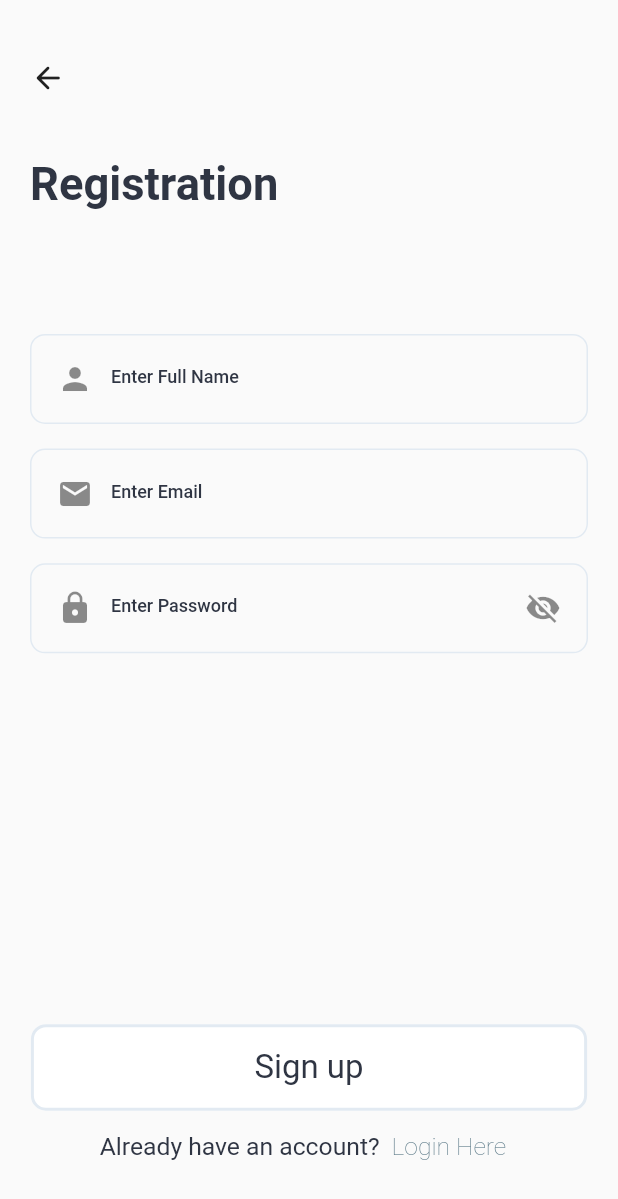
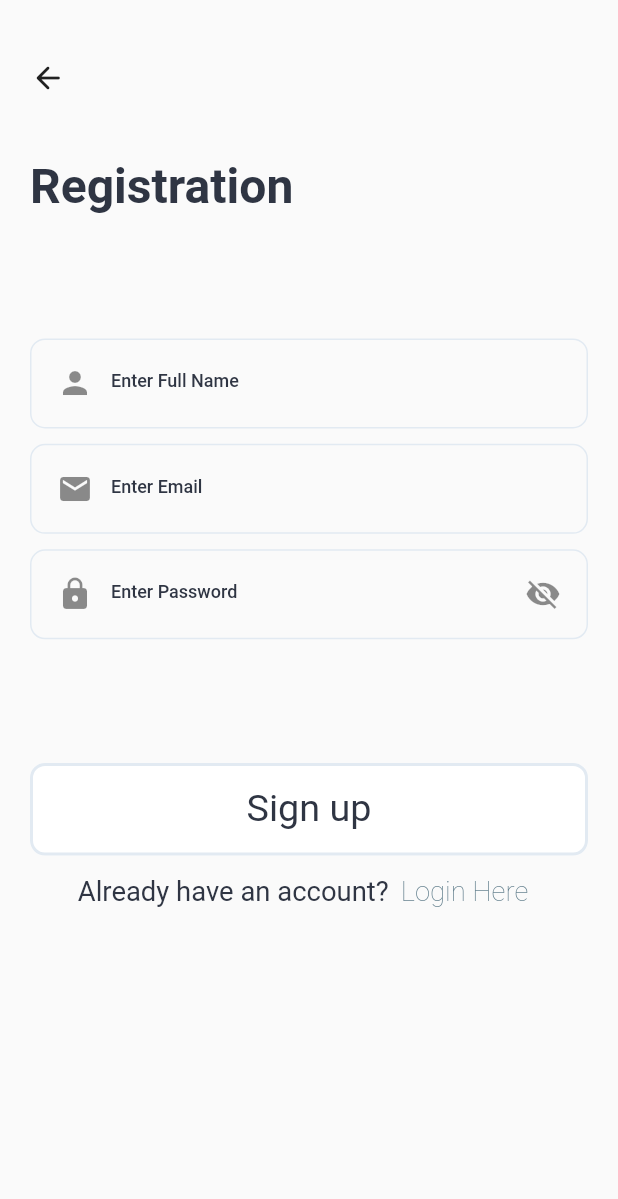
Before and after one commit to AbanoOoub/weather-app, a Flutter app: the screen it shows after launch, after a tap on "Sign Up", on a phone screen of 412 x 824 dp. Shown: the top 1199 px of the screen. Run offline on Flutter 3.47's test engine with Material 2 defaults, Android fonts, the phone set to English and light mode, and no system bars; our stand-ins replace bloc, bot_toast, dio, firebase_auth, firebase_core, flutter_bloc and 4 more; accounts and stored records are empty.

Commit message:
edit responsive UI

```diff
--- a/lib/business_logic/login_logic/login_cubit.dart
+++ b/lib/business_logic/login_logic/login_cubit.dart
@@ -1,12 +1,8 @@
 import 'package:bloc/bloc.dart';
-import 'package:bot_toast/bot_toast.dart';
 import 'package:firebase_auth/firebase_auth.dart';
 import 'package:flutter/material.dart';
 import 'package:flutter_bloc/flutter_bloc.dart';
-import 'package:sizer/sizer.dart';
 import 'package:weather_app/data/helpers/toast_message.dart';
-import 'package:weather_app/data/models/app_colors.dart';
-import 'package:weather_app/presentation/custom_widgets/def_text.dart';
 
 part 'login_state.dart';
 
--- a/lib/data/helpers/toast_message.dart
+++ b/lib/data/helpers/toast_message.dart
@@ -1,6 +1,6 @@
 import 'package:bot_toast/bot_toast.dart';
 import 'package:flutter/cupertino.dart';
-import 'package:sizer/sizer.dart';
+import 'package:flutter_screenutil/flutter_screenutil.dart';
 import 'package:weather_app/data/models/app_colors.dart';
 
 void toast({required String msg}) {
--- a/lib/main.dart
+++ b/lib/main.dart
@@ -3,12 +3,13 @@ import 'package:bot_toast/bot_toast.dart';
 import 'package:firebase_core/firebase_core.dart';
 import 'package:flutter/material.dart';
 import 'package:flutter/services.dart';
-import 'package:sizer/sizer.dart';
+import 'package:flutter_screenutil/flutter_screenutil.dart';
 import 'package:weather_app/presentation/screens/change_profile_data_screen.dart';
 import 'package:weather_app/presentation/screens/home_screen.dart';
 import 'package:weather_app/presentation/screens/login_screen.dart';
 import 'package:weather_app/presentation/screens/registration_screen.dart';
 import 'package:weather_app/presentation/screens/start_screen.dart';
+
 import 'data/constants/strings.dart';
 import 'data/helpers/bloc_observer.dart';
 import 'data/helpers/dio.dart';
@@ -25,7 +26,7 @@ Future<void> main() async {
   await DioHelper.init();
   await CacheHelper.init();
   Bloc.observer = MyBlocObserver();
-
+  await ScreenUtil.ensureScreenSize();
   runApp(const MyApp());
 }
 
@@ -34,21 +35,20 @@ class MyApp extends StatelessWidget {
 
   @override
   Widget build(BuildContext context) {
-    return Sizer(
-      builder: (context, orientation, deviceType) {
-        return MaterialApp(
+    return ScreenUtilInit(
+      designSize: const Size(360, 800),
+      builder: (context, child) => MaterialApp(
         debugShowCheckedModeBanner: false,
         initialRoute: startScreenRoute,
         builder: BotToastInit(),
         routes: {
           startScreenRoute: (context) => const StartScreen(),
-            loginScreenRoute: (context) =>  LoginScreen(),
-            registerScreenRoute: (context) =>  RegisterScreen(),
-            homeScreenRoute: (context) =>  const HomeScreen(),
-            changeProfileDataScreenRoute: (context) =>  ChangeProfileDataScreen(),
+          loginScreenRoute: (context) => LoginScreen(),
+          registerScreenRoute: (context) => RegisterScreen(),
+          homeScreenRoute: (context) => const HomeScreen(),
+          changeProfileDataScreenRoute: (context) => ChangeProfileDataScreen(),
         },
-        );
-      },
+      ),
     );
   }
 }
--- a/lib/presentation/custom_widgets/custom_text_input.dart
+++ b/lib/presentation/custom_widgets/custom_text_input.dart
@@ -1,5 +1,4 @@
 import 'package:flutter/material.dart';
-import 'package:sizer/sizer.dart';
 import 'package:weather_app/presentation/custom_widgets/def_text_form_field.dart';
 
 import '../../data/models/app_colors.dart';
--- a/lib/presentation/custom_widgets/profile_item.dart
+++ b/lib/presentation/custom_widgets/profile_item.dart
@@ -1,5 +1,5 @@
 import 'package:flutter/material.dart';
-import 'package:sizer/sizer.dart';
+import 'package:flutter_screenutil/flutter_screenutil.dart';
 import 'package:weather_app/data/models/app_colors.dart';
 import 'package:weather_app/presentation/custom_widgets/def_text.dart';
 
@@ -25,7 +25,7 @@ class MyProfileInfoItemWidget extends StatelessWidget {
         crossAxisAlignment: CrossAxisAlignment.start,
         children: [
           SizedBox(
-            height: 3.h,
+            height: 50.h,
             child: Row(
               mainAxisAlignment: MainAxisAlignment.spaceBetween,
               children: [
--- a/lib/presentation/screens/home_screen.dart
+++ b/lib/presentation/screens/home_screen.dart
@@ -1,5 +1,5 @@
 import 'package:flutter/material.dart';
-import 'package:sizer/sizer.dart';
+import 'package:flutter_screenutil/flutter_screenutil.dart';
 import 'package:weather_app/data/models/app_colors.dart';
 import 'package:weather_app/presentation/screens/locations_screen.dart';
 import 'package:weather_app/presentation/screens/profile_screen.dart';
--- a/lib/presentation/screens/registration_screen.dart
+++ b/lib/presentation/screens/registration_screen.dart
@@ -1,11 +1,10 @@
 import 'package:flutter/material.dart';
 import 'package:flutter_bloc/flutter_bloc.dart';
-import 'package:sizer/sizer.dart';
+import 'package:flutter_screenutil/flutter_screenutil.dart';
 import 'package:weather_app/business_logic/register_logic/register_cubit.dart';
 import 'package:weather_app/data/constants/strings.dart';
 import 'package:weather_app/presentation/custom_widgets/custom_text_input.dart';
 import 'package:weather_app/presentation/custom_widgets/def_text_btn.dart';
-
 import '../../data/models/app_colors.dart';
 import '../custom_widgets/def_text.dart';
 
@@ -47,26 +46,26 @@ class RegisterScreen extends StatelessWidget {
                           onTap: () {
                             Navigator.pop(context);
                           }),
-                      SizedBox(height: 5.h),
+                      SizedBox(height: 40.h),
                       CustomTextWidget(
                         text: 'Registration',
                         textColor: AppColors.secondColor,
                         fontWeight: FontWeight.bold,
-                        fontSize: 22.sp,
+                        fontSize: 28.sp,
                       ),
-                      SizedBox(height: 10.h),
+                      SizedBox(height: 80.h),
                       CustomTextInput(
                           controller: fullNameController,
                           hint: 'Enter Full Name',
                           prefixIcon: Icons.person,
                           type: TextInputType.text),
-                      SizedBox(height: 2.h),
+                      SizedBox(height: 10.h),
                       CustomTextInput(
                           controller: emailController,
                           hint: 'Enter Email',
                           prefixIcon: Icons.email,
                           type: TextInputType.emailAddress),
-                      SizedBox(height: 2.h),
+                      SizedBox(height: 10.h),
                       CustomTextInput(
                           controller: passwordController,
                           hint: 'Enter Password',
@@ -79,16 +78,16 @@ class RegisterScreen extends StatelessWidget {
                               ? Icons.visibility_off
                               : Icons.visibility,
                           type: TextInputType.visiblePassword),
-                      SizedBox(height: 30.h),
+                      SizedBox(height: 80.h),
                       Center(
                         child: SizedBox(
-                          width: 90.w,
-                          height: 7.h,
+                          width: double.infinity,
+                          height: 60.h,
                           child: state is RegisterLoadingState
                               ? const Center(child: CircularProgressIndicator())
                               : CustomTextButtonWidget(
                                   text: 'Sign up',
-                                  fontSize: 16.sp,
+                                  fontSize: 22.sp,
                                   fontWeight: FontWeight.normal,
                                   textColor: AppColors.secondColor,
                                   btnBackgroundColor: AppColors.white,
@@ -112,13 +111,13 @@ class RegisterScreen extends StatelessWidget {
                         children: [
                           CustomTextWidget(
                               text: 'Already have an account?',
-                              fontSize: 12.sp,
+                              fontSize: 16.sp,
                               fontWeight: FontWeight.normal,
                               textColor: AppColors.secondColor),
                           CustomTextButtonWidget(
                               text: 'Login Here',
                               textColor: Colors.blueGrey,
-                              fontSize: 12.sp,
+                              fontSize: 16.sp,
                               fontWeight: FontWeight.w200,
                               btnBackgroundColor: Colors.transparent,
                               hasBorder: false,
--- a/lib/presentation/screens/start_screen.dart
+++ b/lib/presentation/screens/start_screen.dart
@@ -1,5 +1,5 @@
 import 'package:flutter/material.dart';
-import 'package:sizer/sizer.dart';
+import 'package:flutter_screenutil/flutter_screenutil.dart';
 import 'package:weather_app/data/constants/strings.dart';
 import 'package:weather_app/presentation/custom_widgets/def_text.dart';
 
@@ -21,23 +21,23 @@ class StartScreen extends StatelessWidget {
             children: [
               CustomTextWidget(
                 text: 'Welcome to Weather',
-                fontSize: 22.sp,
+                fontSize: 24.sp,
                 fontWeight: FontWeight.bold,
                 textColor: AppColors.secondColor,
               ),
               CustomTextWidget(
                 text: 'A simple application to know the weather for every one use',
-                fontSize: 14.sp,
+                fontSize: 20.sp,
                 fontWeight: FontWeight.w300,
                 textColor: AppColors.secondColor,
               ),
-              SizedBox(height: 5.h),
-              SizedBox(height: 50.h,width: double.infinity,child: Image.asset(weatherImg)),
-              SizedBox(height: 10.h),
+              SizedBox(height: 200.h),
+              SizedBox(width: double.infinity,child: Image.asset(weatherImg)),
+              SizedBox(height: 50.h),
               Center(
                 child: SizedBox(
-                  width: 80.w,
-                  height: 7.h,
+                  width:  double.infinity,
+                  height: 60.h,
                   child: CustomTextButtonWidget(
                       text: 'Sign Up',
                       fontSize: 16.sp,
@@ -51,11 +51,11 @@ class StartScreen extends StatelessWidget {
                       }),
                 ),
               ),
-              SizedBox(height: 2.h),
+              SizedBox(height: 10.h),
               Center(
                 child: SizedBox(
-                  width: 80.w,
-                  height: 7.h,
+                  width: double.infinity,
+                  height: 60.h,
                   child: CustomTextButtonWidget(
                       text: 'Sign In',
                       fontSize: 16.sp,
--- a/pubspec.yaml
+++ b/pubspec.yaml
@@ -21,11 +21,12 @@ dependencies:
   shared_preferences: ^2.0.15
   bloc: ^8.1.0
   flutter_bloc: ^8.1.1
-  sizer: ^2.0.15
+  #sizer: ^2.0.15
   geolocator: ^9.0.1
   geocoding: ^2.0.5
   flutter_launcher_icons: ^0.10.0
   bot_toast: ^4.0.3
+  flutter_screenutil: ^5.5.3+2
 
 flutter_icons:
   android: true
```
Also changed, not shown: lib/presentation/screens/change_profile_data_screen.dart (+9 -9 lines), lib/presentation/screens/locations_screen.dart (+4 -4 lines), lib/presentation/screens/login_screen.dart (+13 -12 lines), lib/presentation/screens/profile_screen.dart (+7 -41 lines), lib/presentation/screens/weather_screen.dart (+10 -12 lines), pubspec.lock. Lines whose indentation alone changed are shown as unchanged.
